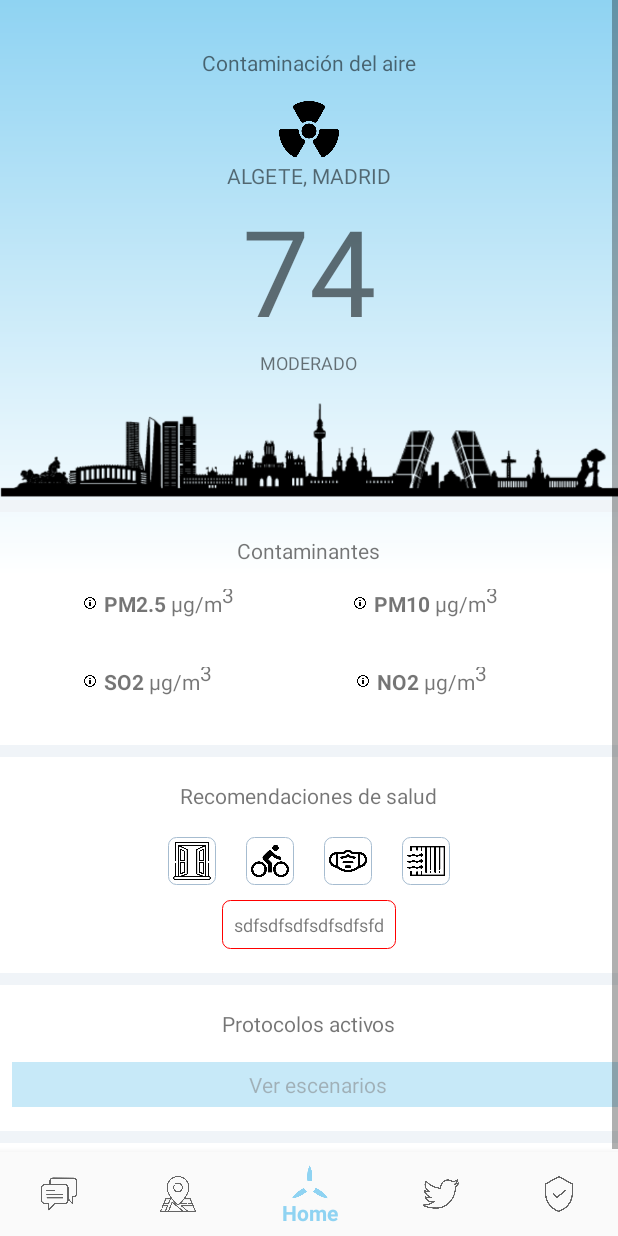
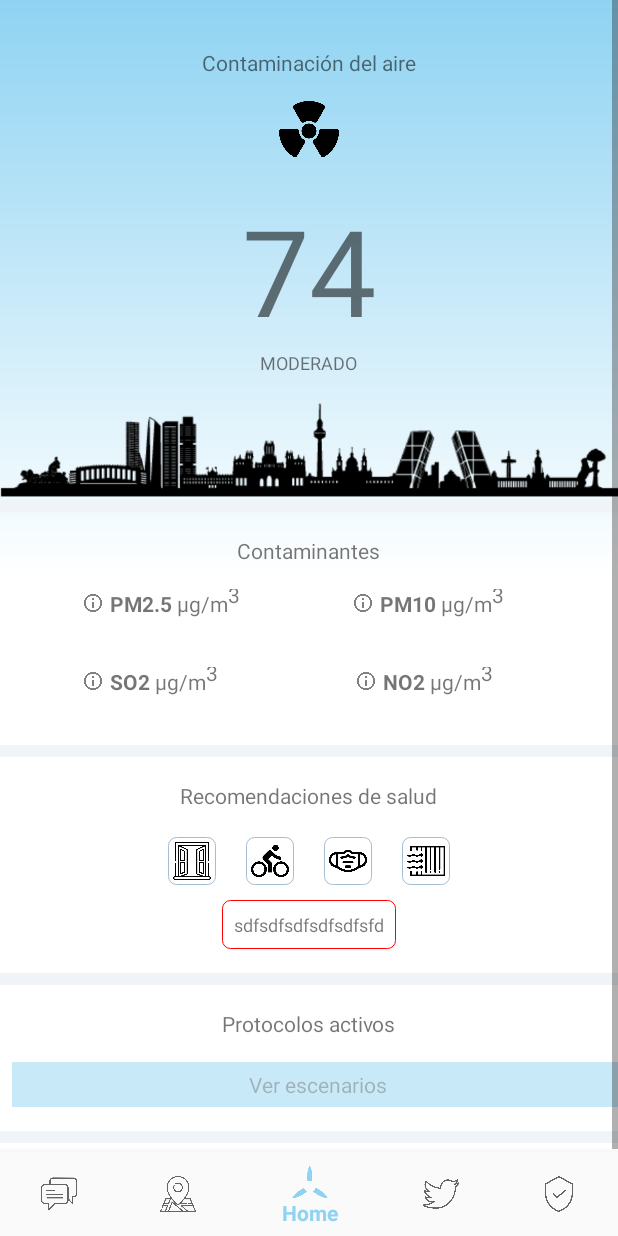
Before and after one commit to 2DAMUE/pi1920v-danaan, an Android app: the HomeFragment screen opened directly, with no data from a screen before it, on a phone screen of 412 x 824 dp. Run offline under Robolectric (Android 15) with nearby library versions, the phone set to English and light mode, and no system bars; our stand-ins replace navigation-ui.

Commit message:
string datos no recogidos, onClick, cambio de tamaño del boton info

```diff
--- a/app/src/main/java/uem/dam/seg/airmadrid/ui/home/HomeFragment.java
+++ b/app/src/main/java/uem/dam/seg/airmadrid/ui/home/HomeFragment.java
@@ -140,6 +140,7 @@ public class HomeFragment extends Fragment {
                         iTvPM25 = Integer.parseInt(tvPM25.getText().toString());
                     }catch (NumberFormatException excepcion){
                         iTvPM25 = 0;
+                        tvPM25.setText(R.string.dato_no_recogido); // Hay estaciones que no recogen todos los datos
                     }
 
                     tvPM10.setText(getMagnitud8FromEstacion(codigoEstacion, magnitudes8));
@@ -148,6 +149,7 @@ public class HomeFragment extends Fragment {
                         iTvPM10 = Integer.parseInt(tvPM10.getText().toString());
                     }catch(NumberFormatException excepcion){
                         iTvPM10 = 0;
+                        tvPM10.setText(R.string.dato_no_recogido);
                     }
 
                     tvSO2.setText(getMagnitud1FromEstacion(codigoEstacion, magnitudes1));
@@ -156,6 +158,7 @@ public class HomeFragment extends Fragment {
                         iTvSO2 = Integer.parseInt(tvSO2.getText().toString());
                     }catch(NumberFormatException excepcion){
                         iTvSO2 = 0;
+                        tvSO2.setText(R.string.dato_no_recogido);
                     }
 
                     tvNO2.setText(getMagnitud10FromEstacion(codigoEstacion, magnitudes10));
@@ -164,6 +167,7 @@ public class HomeFragment extends Fragment {
                         iTvNO2 = Integer.parseInt(tvNO2.getText().toString());
                     }catch(NumberFormatException excepcion){
                         iTvNO2 = 0;
+                        tvNO2.setText(R.string.dato_no_recogido);
                     }
 
                     //Ponderacion de contaminantes
--- a/app/src/main/res/layout/fragment_home.xml
+++ b/app/src/main/res/layout/fragment_home.xml
@@ -3,19 +3,13 @@
     xmlns:app="http://schemas.android.com/apk/res-auto"
     android:layout_width="match_parent"
     android:layout_height="wrap_content"
-    android:background="@drawable/scrim_gradient"
-    >
-
-
+    android:background="@drawable/scrim_gradient">
 
     <LinearLayout
         android:layout_width="match_parent"
         android:layout_height="match_parent"
         android:orientation="vertical"
-        android:gravity="center"
-        >
-
-
+        android:gravity="center">
 
        <TextView
            android:id="@+id/tvTituloH"
@@ -33,8 +27,7 @@
         <TextView
             android:id="@+id/tvLocalizacionH"
             android:layout_width="wrap_content"
-            android:layout_height="wrap_content"
-            android:text="@string/tv_localizacion_h"/>
+            android:layout_height="wrap_content"/>
 
         <TextView
             android:id="@+id/tvCifraGlobalH"
@@ -79,10 +72,13 @@
             android:layout_marginTop="16dp">
 
             <ImageView
-                android:layout_width="8dp"
-                android:layout_height="8dp"
+                android:layout_width="12dp"
+                android:layout_height="12dp"
+                android:alpha="0.5"
                 android:src="@drawable/information"
-                android:layout_marginLeft="56dp"/>
+                android:layout_marginLeft="56dp"
+                android:onClick="infoPM25"/>
+
             <TextView
                 android:id="@+id/tvPM25"
                 android:layout_width="wrap_content"
@@ -92,8 +88,9 @@
                 android:layout_marginLeft="5dp"/>
 
             <ImageView
-                android:layout_width="8dp"
-                android:layout_height="8dp"
+                android:layout_width="12dp"
+                android:layout_height="12dp"
+                android:alpha="0.5"
                 android:src="@drawable/information"
                 android:onClick="infoPM10"/>
             <TextView
@@ -103,41 +100,48 @@
                 android:text="@string/tv_pm10"
                 android:layout_weight="1"
                 android:layout_marginLeft="5dp"/>
+
         </LinearLayout>
+
         <LinearLayout
             android:layout_width="match_parent"
             android:layout_height="wrap_content"
             android:orientation="horizontal"
             android:gravity="center">
+
             <TextView
                 android:id="@+id/tvValorPM25"
                 android:layout_width="wrap_content"
                 android:layout_height="wrap_content"
-                android:text=""
                 android:layout_weight="1"
                 android:layout_marginLeft="65dp"
                 android:textSize="12sp"/>
+
             <TextView
                 android:id="@+id/tvValorPM10"
                 android:layout_width="wrap_content"
                 android:layout_height="wrap_content"
-                android:text=""
                 android:layout_marginLeft="25dp"
                 android:layout_weight="1"
                 android:textSize="12sp"/>
+
         </LinearLayout>
+
         <LinearLayout
             android:layout_marginTop="16dp"
             android:layout_width="match_parent"
             android:layout_height="wrap_content"
             android:orientation="horizontal"
             android:gravity="center">
+
             <ImageView
-                android:layout_width="8dp"
-                android:layout_height="8dp"
+                android:layout_width="12dp"
+                android:layout_height="12dp"
+                android:alpha="0.5"
                 android:src="@drawable/information"
                 android:layout_marginLeft="56dp"
                 android:onClick="infoSO2"/>
+
             <TextView
                 android:id="@+id/tvSO2"
                 android:layout_width="wrap_content"
@@ -145,12 +149,15 @@
                 android:text="@string/tv_so2"
                 android:layout_weight="1"
                 android:layout_marginLeft="5dp"/>
+
             <ImageView
-                android:layout_width="8dp"
-                android:layout_height="8dp"
+                android:layout_width="12dp"
+                android:layout_height="12dp"
+                android:alpha="0.5"
                 android:src="@drawable/information"
                 android:layout_marginLeft="9dp"
                 android:onClick="infoNO2"/>
+
             <TextView
                 android:id="@+id/tvNO2"
                 android:layout_width="wrap_content"
@@ -159,6 +166,7 @@
                 android:layout_weight="1"
                 android:layout_marginLeft="5dp"/>
         </LinearLayout>
+
         <LinearLayout
             android:layout_width="match_parent"
             android:layout_height="wrap_content"
@@ -169,19 +177,18 @@
                 android:id="@+id/tvValorSO2"
                 android:layout_width="wrap_content"
                 android:layout_height="wrap_content"
-                android:text=""
                 android:layout_marginLeft="65dp"
                 android:layout_weight="1"
                 android:textSize="12sp"/>
+
             <TextView
                 android:id="@+id/tvValorNO2"
                 android:layout_width="wrap_content"
                 android:layout_height="wrap_content"
-                android:text=""
                 android:layout_marginLeft="25dp"
-
                 android:layout_weight="1"
                 android:textSize="12sp"/>
+
         </LinearLayout>
 
 
@@ -216,6 +223,7 @@
                 android:layout_margin="10dp"
                 android:background="@drawable/border_images"
                 android:padding="3dp"/>
+
             <ImageView
                 android:id="@+id/iwRecomendacion2"
                 android:layout_width="32dp"
@@ -224,6 +232,7 @@
                 android:layout_margin="10dp"
                 android:background="@drawable/border_images"
                 android:padding="3dp"/>
+
             <ImageView
                 android:id="@+id/iwRecomendacion3"
                 android:layout_width="32dp"
@@ -232,6 +241,7 @@
                 android:layout_margin="10dp"
                 android:background="@drawable/border_images"
                 android:padding="3dp"/>
+
             <ImageView
                 android:id="@+id/iwRecomendacion4"
                 android:layout_width="32dp"
@@ -278,7 +288,6 @@
                 android:layout_marginLeft="5dp"
                 android:onClick="escenarios"/>
 
-
         <ImageView
             android:id="@+id/ivSeparador4"
             android:layout_width="match_parent"
@@ -286,22 +295,5 @@
             android:background="@color/lighterGrey"
             android:layout_marginTop="16dp"/>
 
-
-
-
-
-
-
-
-
-
-
-
-
-
-
-
-
-
     </LinearLayout>
 </ScrollView>
--- a/app/src/main/res/values/strings.xml
+++ b/app/src/main/res/values/strings.xml
@@ -73,6 +73,6 @@ I want to inform users of this Service that these third parties have access to y
     <string name="titulo_info_NO2">Información sobre el NO2</string>
     <string name="info_NO2">Información sobre el NO2</string>
     <string name="error_vuelve">Ooops! Vuelve a intentarlo</string>
-    <string name="no_fart">-</string>
     <string name="tv_escenario_h">Ver escenarios</string>
+    <string name="dato_no_recogido">Dato no recogido</string>
 </resources>
```
